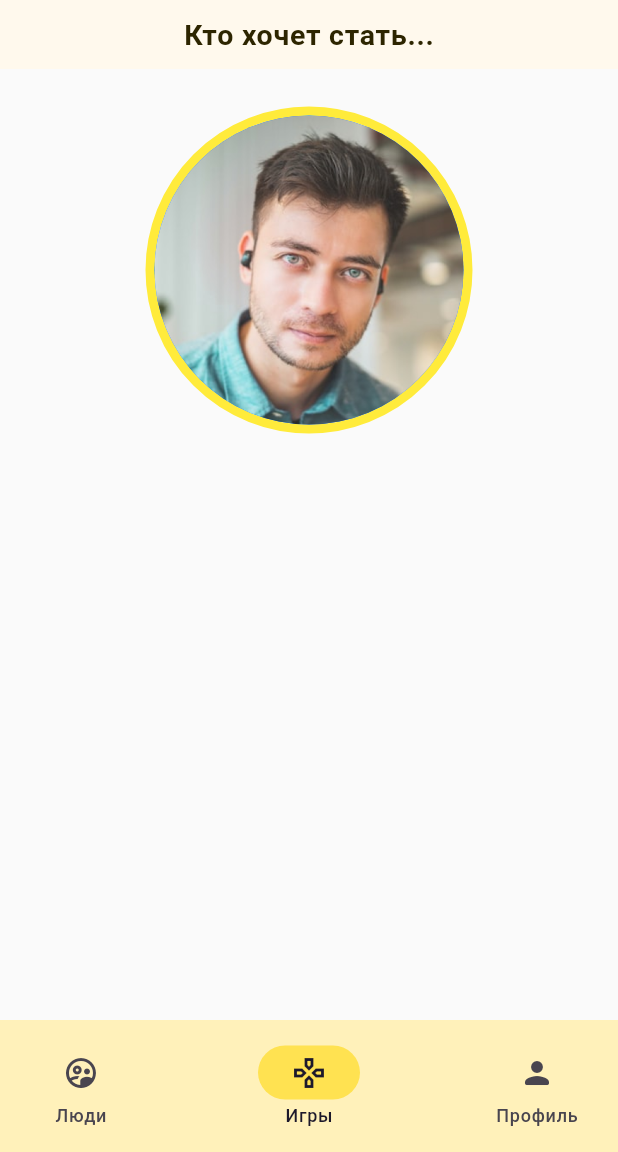
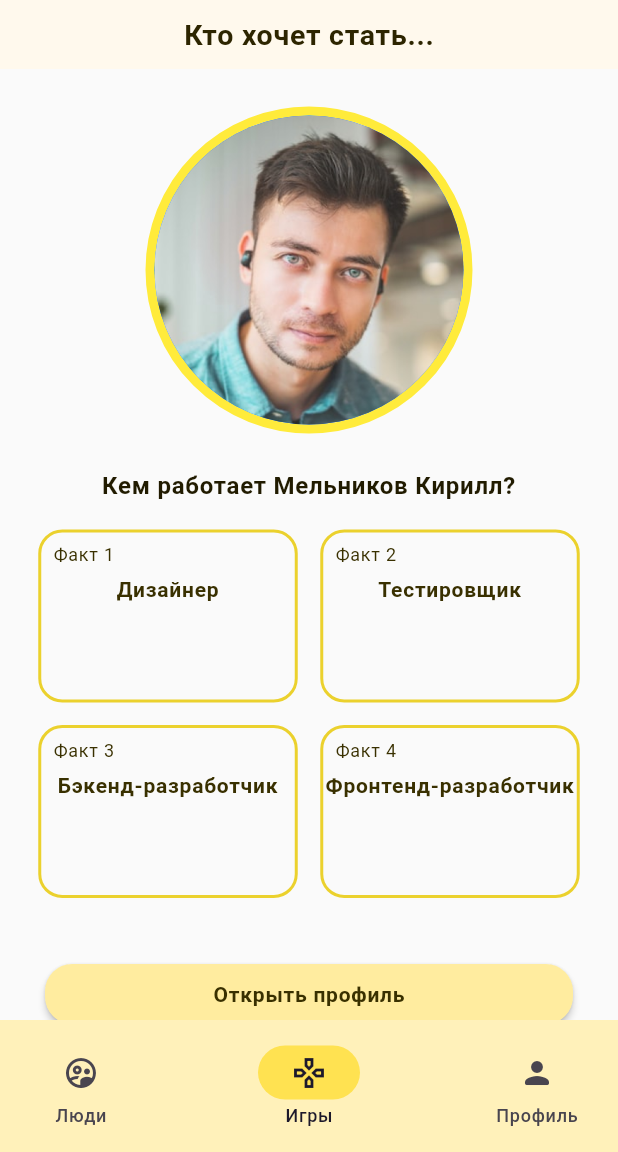
Before and after one commit to Vladmire/oggetto_app_hakathon, a Flutter app: the FirstGameScreen screen opened by its route, on a phone screen of 412 x 824 dp, the part 84-1236 px from its top. Run offline on Flutter 3.47's test engine with Material 2 defaults, Android fonts, the phone set to English and light mode, and no system bars; our stand-ins replace auto_route, dotted_border, get_it, shared_preferences; accounts and stored records are empty; generated files the repository leaves out were written again.

Commit message:
Update fisrt game ui

```diff
--- a/lib/modules/games/first_game.dart
+++ b/lib/modules/games/first_game.dart
@@ -1,12 +1,18 @@
+import 'package:dotted_border/dotted_border.dart';
 import 'package:flutter/material.dart';
 
 import '../../styles/styles.dart';
 import '../../utils/images.dart';
 import '../../utils/localized_strings.dart';
 
-class FirstGameScreen extends StatelessWidget {
+class FirstGameScreen extends StatefulWidget {
   const FirstGameScreen({Key? key}) : super(key: key);
 
+  @override
+  State<FirstGameScreen> createState() => _FirstGameScreenState();
+}
+
+class _FirstGameScreenState extends State<FirstGameScreen> {
   @override
   Widget build(BuildContext context) {
     double screenWidth = MediaQuery.of(context).size.width;
@@ -21,15 +27,17 @@ class FirstGameScreen extends StatelessWidget {
           width: screenWidth / 3,
         ),
       ),
-      body: Column(
-        crossAxisAlignment: CrossAxisAlignment.center,
+      body: ListView(
         children: [
           Container(
             height: 46,
             width: double.infinity,
-            color: Color(0xFFFFF9ED),
-            child: Center(
-              child: Text('Кто хочет стать...', style: AppTextStyles.profileSectionTitle,),
+            color: const Color(0xFFFFF9ED),
+            child: const Center(
+              child: Text(
+                'Кто хочет стать...',
+                style: AppTextStyles.profileSectionTitle,
+              ),
             ),
           ),
           Align(
@@ -51,8 +59,120 @@ class FirstGameScreen extends StatelessWidget {
               ),
             ),
           ),
+          Column(
+            crossAxisAlignment: CrossAxisAlignment.center,
+            children: [
+              const Padding(
+                padding: EdgeInsets.symmetric(horizontal: 36.0),
+                child: Text(
+                  'Кем работает Мельников Кирилл?',
+                  textAlign: TextAlign.center,
+                  style: AppTextStyles.profileNameText,
+                ),
+              ),
+              Padding(
+                padding: const EdgeInsets.symmetric(horizontal: 20.0, vertical: 20.0),
+                child: Wrap(
+                  spacing: 15.0,
+                  runSpacing: 15.0,
+                  children: [
+                    buildFactRect('Дизайнер', 'Факт 1', screenWidth, false),
+                    buildFactRect('Тестировщик', 'Факт 2', screenWidth, false),
+                    buildFactRect(
+                        'Бэкенд-разработчик', 'Факт 3', screenWidth, false),
+                    buildFactRect(
+                        'Фронтенд-разработчик', 'Факт 4', screenWidth, true),
+                  ],
+                ),
+              ),
+              Padding(
+                padding:
+                    const EdgeInsets.symmetric(horizontal: 30.0, vertical: 20),
+                child: Column(
+                  children: [
+                    ElevatedButton(
+                      onPressed: () {},
+                      style: ElevatedButton.styleFrom(
+                        backgroundColor: const Color(0xFFFFEC9F),
+                        padding: EdgeInsets.symmetric(vertical: 12.0,),
+                        minimumSize: Size(double.infinity, 0),
+                        shape: RoundedRectangleBorder(
+                            borderRadius: BorderRadius.circular(18.0),
+                        )
+                      ),
+                      child: const Text(
+                        'Открыть профиль',
+                        style: AppTextStyles.factTitle,
+                      ),
+                    ),
+                    SizedBox(
+                      height: 10.0,
+                    ),
+                    DottedBorder(
+                      color: const Color(0xFFEBD12D),
+                      strokeWidth: 1,
+                      borderType: BorderType.RRect,
+                      radius: const Radius.circular(16.0),
+                      child: Container(
+                        child: Padding(
+                          padding: EdgeInsets.symmetric(vertical: 10),
+                          child: Center(
+                            child: Text('Пропустить'),
+                          ),
+                        ),
+                      ),
+                    ),
+                  ],
+                ),
+              ),
+            ],
+          ),
         ],
       ),
     );
   }
+
+  Widget buildFactRect(
+      String factText, String factNumber, double screenWidth, bool answer) {
+    bool isTrue = false;
+    return GestureDetector(
+      onTap: () {
+        setState(() {
+          if (answer) {
+            isTrue = true;
+          }
+        });
+      },
+      child: Container(
+        width: screenWidth / 2 - 33,
+        height: (screenWidth / 2 - 33) / 3 * 2,
+        decoration: BoxDecoration(
+          borderRadius: BorderRadius.circular(16.0),
+          border: Border.all(
+              color: isTrue ? Colors.green : const Color(0xFFEBD12D), width: 2),
+        ),
+        child: Column(
+          children: [
+            Align(
+              alignment: Alignment.topLeft,
+              child: Padding(
+                padding: const EdgeInsets.all(8.0),
+                child: Text(
+                  factNumber,
+                  style: AppTextStyles.factSubtitle,
+                ),
+              ),
+            ),
+            Center(
+              child: Text(
+                factText,
+                style: AppTextStyles.factTitle,
+                textAlign: TextAlign.center,
+              ),
+            ),
+          ],
+        ),
+      ),
+    );
+  }
 }
```
